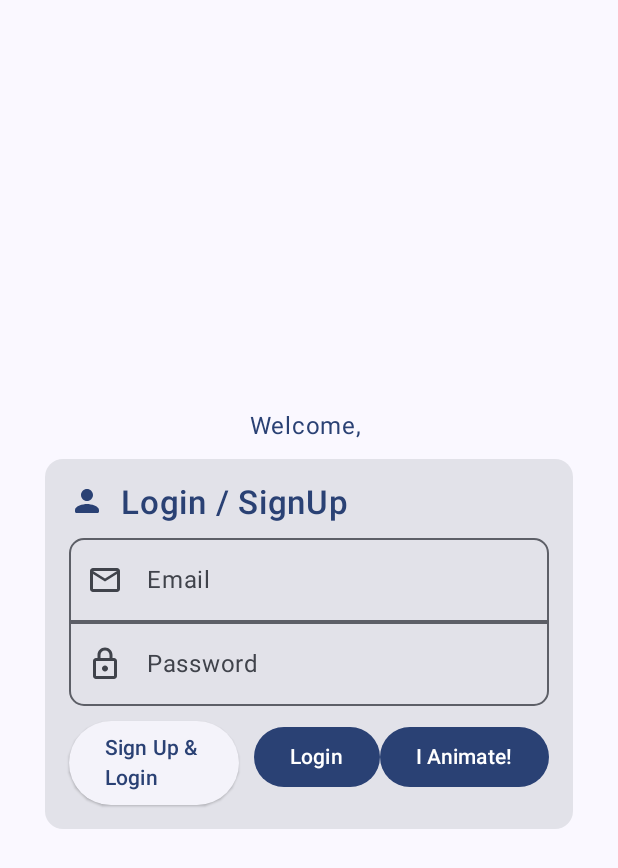
After one commit to Parth4210/Workshop_part2, an Android app built with Jetpack Compose: the LoginActivity3 screen opened directly, with no data from a screen before it, on a phone screen of 412 x 824 dp. The commit adds this screen. Shown: the top 868 px of the screen. Run offline under Robolectric (Android 15) with nearby library versions, the phone set to English and light mode, and no system bars.

Commit message:
added animated button

```diff
--- a/app/build.gradle.kts
+++ b/app/build.gradle.kts
@@ -2,6 +2,7 @@ plugins {
     alias(libs.plugins.android.application)
     alias(libs.plugins.kotlin.android)
     alias(libs.plugins.kotlin.compose)
+    alias(libs.plugins.google.gms.google.services)
 }
 
 android {
@@ -50,6 +51,10 @@ dependencies {
     implementation(libs.androidx.compose.ui.tooling.preview)
     implementation(libs.androidx.compose.material3)
     implementation(libs.androidx.navigation.compose)
+    implementation(libs.firebase.auth)
+    implementation(libs.androidx.credentials)
+    implementation(libs.androidx.credentials.play.services.auth)
+    implementation(libs.googleid)
     testImplementation(libs.junit)
     androidTestImplementation(libs.androidx.junit)
     androidTestImplementation(libs.androidx.espresso.core)
--- a/app/src/main/AndroidManifest.xml
+++ b/app/src/main/AndroidManifest.xml
@@ -11,6 +11,11 @@
         android:roundIcon="@mipmap/ic_launcher_round"
         android:supportsRtl="true"
         android:theme="@style/Theme.Workshop_part2">
+        <activity
+            android:name=".LoginActivity3"
+            android:exported="false"
+            android:label="@string/title_activity_login3"
+            android:theme="@style/Theme.Workshop_part2" />
         <activity
             android:name=".DashboardScreen"
             android:exported="false"
--- /dev/null
+++ b/app/src/main/java/com/parth/workshop_part2/LoginActivity3.kt
@@ -0,0 +1,172 @@
+package com.parth.workshop_part2
+
+import android.R.attr.onClick
+import android.os.Bundle
+import androidx.activity.ComponentActivity
+import androidx.activity.compose.setContent
+import androidx.activity.enableEdgeToEdge
+import androidx.compose.animation.AnimatedVisibility
+import androidx.compose.animation.fadeIn
+import androidx.compose.animation.fadeOut
+import androidx.compose.animation.slideInVertically
+import androidx.compose.animation.slideOutVertically
+import androidx.compose.foundation.layout.Arrangement
+import androidx.compose.foundation.layout.Box
+import androidx.compose.foundation.layout.Column
+import androidx.compose.foundation.layout.Row
+import androidx.compose.foundation.layout.fillMaxSize
+import androidx.compose.foundation.layout.fillMaxWidth
+import androidx.compose.foundation.layout.padding
+import androidx.compose.foundation.layout.width
+import androidx.compose.foundation.shape.RoundedCornerShape
+import androidx.compose.foundation.text.KeyboardOptions
+import androidx.compose.material.icons.Icons
+import androidx.compose.material.icons.outlined.Email
+import androidx.compose.material.icons.outlined.Lock
+import androidx.compose.material.icons.rounded.Person
+import androidx.compose.material3.Button
+import androidx.compose.material3.Card
+import androidx.compose.material3.ElevatedButton
+import androidx.compose.material3.Icon
+import androidx.compose.material3.MaterialTheme
+import androidx.compose.material3.OutlinedTextField
+import androidx.compose.material3.Scaffold
+import androidx.compose.material3.SegmentedButtonDefaults.Icon
+import androidx.compose.material3.Text
+import androidx.compose.runtime.Composable
+import androidx.compose.runtime.getValue
+import androidx.compose.runtime.mutableStateOf
+import androidx.compose.runtime.remember
+import androidx.compose.runtime.setValue
+import androidx.compose.ui.Alignment
+import androidx.compose.ui.Modifier
+import androidx.compose.ui.text.font.FontWeight
+import androidx.compose.ui.text.input.KeyboardType
+import androidx.compose.ui.text.input.PasswordVisualTransformation
+import androidx.compose.ui.text.style.TextAlign
+import androidx.compose.ui.tooling.preview.Preview
+import androidx.compose.ui.unit.dp
+import com.parth.workshop_part2.ui.theme.Workshop_part2Theme
+
+class LoginActivity3 : ComponentActivity() {
+    override fun onCreate(savedInstanceState: Bundle?) {
+        super.onCreate(savedInstanceState)
+        enableEdgeToEdge()
+
+        setContent {
+            val emailState = remember { mutableStateOf("") }
+            val passwordState = remember { mutableStateOf("") }
+            val username = remember { mutableStateOf("") }
+
+            Workshop_part2Theme {
+                var isButtonVisible by remember { mutableStateOf(true) }
+                Scaffold(modifier = Modifier.fillMaxSize()) { innerPadding ->
+                    Column(
+                        horizontalAlignment = Alignment.CenterHorizontally,
+                        verticalArrangement = Arrangement.Center,
+                        modifier = Modifier
+                            .padding(innerPadding)
+                            .padding(horizontal = 30.dp)
+                            .fillMaxSize()
+                    ) {
+                        Text(
+                            "Welcome, ${username.value}",
+                            color = MaterialTheme.colorScheme.primary,
+                            modifier = Modifier.padding(bottom = 10.dp)
+                        )
+                        Card {
+                            Column(
+                                horizontalAlignment = Alignment.CenterHorizontally,
+                                verticalArrangement = Arrangement.Center,
+                                modifier = Modifier.padding(16.dp)
+                            ) {
+                                Row(
+                                    horizontalArrangement = Arrangement.Start,
+                                    modifier = Modifier.fillMaxWidth()
+                                ) {
+                                    Icon(
+                                        Icons.Rounded.Person,
+                                        "",
+                                        tint = MaterialTheme.colorScheme.primary,
+                                    )
+                                    Box(Modifier.width(10.dp))
+                                    Text(
+                                        "Login / SignUp",
+                                        textAlign = TextAlign.Center,
+                                        fontSize = MaterialTheme.typography.titleLarge.fontSize,
+                                        fontWeight = FontWeight.SemiBold,
+                                        color = MaterialTheme.colorScheme.primary
+                                    )
+                                }
+                                OutlinedTextField(
+                                    value = emailState.value,
+                                    onValueChange = {
+                                        emailState.value = it; username.value =
+                                        it.split("@")[0].split(".")[0].replaceFirstChar { it -> it.uppercase() }
+                                    },
+                                    placeholder = { Text("Email") },
+                                    leadingIcon = {
+                                        Icon(
+                                            Icons.Outlined.Email,
+                                            contentDescription = "Email Icon"
+                                        )
+                                    },
+                                    keyboardOptions = KeyboardOptions(keyboardType = KeyboardType.Email),
+                                    modifier = Modifier
+                                        .padding(top = 10.dp)
+                                        .fillMaxWidth(),
+                                    shape = RoundedCornerShape(10.dp, 10.dp, 0.dp, 0.dp),
+                                    singleLine = true,
+                                )
+
+                                OutlinedTextField(
+                                    value = passwordState.value,
+                                    onValueChange = { passwordState.value = it },
+                                    placeholder = { Text("Password") },
+                                    leadingIcon = { Icon(Icons.Outlined.Lock, "Password Icon") },
+                                    visualTransformation = PasswordVisualTransformation(),
+                                    keyboardOptions = KeyboardOptions(keyboardType = KeyboardType.Password),
+                                    modifier = Modifier
+                                        .fillMaxWidth(),
+                                    shape = RoundedCornerShape(0.dp, 0.dp, 10.dp, 10.dp)
+                                )
+                                Row(
+                                    horizontalArrangement = Arrangement.SpaceBetween,
+                                    modifier = Modifier
+                                        .fillMaxWidth()
+                                        .padding(top = 10.dp)
+                                ) {
+                                    ElevatedButton(
+                                        onClick = {}, modifier = Modifier
+                                            .weight(1f)
+                                            .padding(end = 10.dp)
+                                    ) {
+                                        Text("Sign Up & Login")
+                                    }
+                                    Button(
+                                        onClick = { isButtonVisible = !isButtonVisible }
+
+                                    ) {
+                                        Text(if (isButtonVisible) "Login" else "")
+                                    }
+                                    AnimatedVisibility(
+                                        visible = isButtonVisible,
+                                        // You can customize the enter and exit animations
+                                        enter = fadeIn() + slideInVertically(),
+                                        exit = fadeOut() + slideOutVertically()
+                                    ) {
+                                        // 3. The Button that will be animated
+                                        Button(onClick = { /* Do something */ }) {
+                                            Text("I Animate!")
+                                        }
+                                    }
+
+                                }
+                            }
+                        }
+                    }
+                }
+            }
+        }
+    }
+}
--- a/app/src/main/java/com/parth/workshop_part2/MainActivity.kt
+++ b/app/src/main/java/com/parth/workshop_part2/MainActivity.kt
@@ -28,7 +28,7 @@ class MainActivity : ComponentActivity() {
                         modifier = Modifier
                             .padding(innerPadding)
                             .clickable {
-                                val intent = Intent(this, LoginActivity2::class.java)
+                                val intent = Intent(this, LoginActivity3::class.java)
                                 startActivity(intent)
                             },
                         text = "hello",
--- a/app/src/main/res/values/strings.xml
+++ b/app/src/main/res/values/strings.xml
@@ -2,4 +2,5 @@
     <string name="app_name">Workshop_part2</string>
     <string name="title_activity_login2">LoginActivity2</string>
     <string name="title_activity_dashboard_screen">DashboardScreen</string>
+    <string name="title_activity_login3">LoginActivity3</string>
 </resources>
--- a/build.gradle.kts
+++ b/build.gradle.kts
@@ -3,4 +3,5 @@ plugins {
     alias(libs.plugins.android.application) apply false
     alias(libs.plugins.kotlin.android) apply false
     alias(libs.plugins.kotlin.compose) apply false
+    alias(libs.plugins.google.gms.google.services) apply false
 }
```
Also changed, not shown: gradle/libs.versions.toml (+10 -0 lines).
